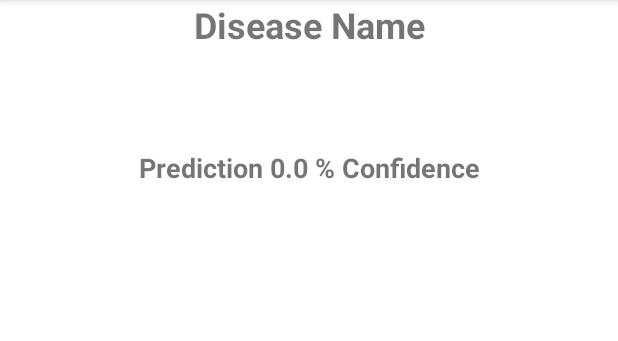
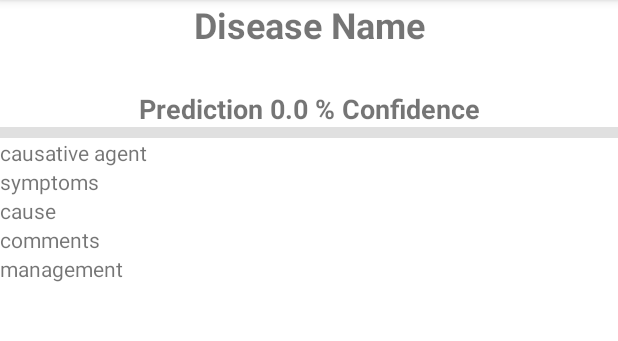
Before and after one commit to lazarusnepal1/AIPPA-ML-Android, an Android app: the screen it shows after launch (DetailsActivity), after a tap on "PREDICT", on a phone screen of 412 x 824 dp, the part 84-425 px from its top. Run offline under Robolectric (Android 15) with nearby library versions, the phone set to English and light mode, and no system bars; libraries missing offline, so code that uses them is left out: org.tensorflow.lite; 5 statements that could not run were skipped.

Commit message:
basic modification with design aspect

```diff
--- a/app/src/main/assets/disease_description.json
+++ b/app/src/main/assets/disease_description.json
@@ -1,3 +1,5 @@
+{
+  "disease": [
     {
       "Apple___Apple_scab": {
         "name": "Apple___Apple_scab",
@@ -150,3 +152,5 @@
         "name": "Corn_(maize)___healthy"
       }
     }
+  ]
+}
--- a/app/src/main/java/com/lazarus/aippa_theplantdoctorbeta/DetailsActivity.kt
+++ b/app/src/main/java/com/lazarus/aippa_theplantdoctorbeta/DetailsActivity.kt
@@ -7,10 +7,11 @@ import kotlinx.android.synthetic.main.activity_details.*
 
 class DetailsActivity : AppCompatActivity() {
 
+    private val jsonFileName = "disease_description.json"
     private var title = "df"
     private var diseaseName = "df"
     private var predictionConfidence = "10 %"
-//    private val pictureCapture =
+//    private var pictureCapture = byteArrayOf()
 
     override fun onCreate(savedInstanceState: Bundle?) {
         super.onCreate(savedInstanceState)
@@ -20,10 +21,12 @@ class DetailsActivity : AppCompatActivity() {
         title = bundle?.getString("titleN", "Title") ?: ""
         diseaseName = bundle?.getString("diseaseName", "Disease Name") ?: ""
         predictionConfidence = bundle?.getString("prediction_confidence", "Prediction Confidence") ?: ""
+//        pictureCapture = bundle?.getByteArray("pictureCapture")!!
 
         Log.d("(Activity Details :: predicted Result)", "\n Name: $diseaseName \n Confidence: $predictionConfidence")
 //        diseaseNameTV.text = diseaseName
         diseaseNameTV.text = diseaseName
         predictConfidenceTV.text = predictionConfidence
+//        imgCaptureIV.setImageBitmap(pictureCapture)
     }
 }
--- a/app/src/main/res/layout/activity_details.xml
+++ b/app/src/main/res/layout/activity_details.xml
@@ -1,5 +1,6 @@
 <?xml version="1.0" encoding="utf-8"?>
 <androidx.constraintlayout.widget.ConstraintLayout xmlns:android="http://schemas.android.com/apk/res/android"
+    xmlns:app="http://schemas.android.com/apk/res-auto"
     xmlns:tools="http://schemas.android.com/tools"
     android:id="@+id/relativeLayout"
     android:layout_width="match_parent"
@@ -21,8 +22,8 @@
             <TextView
                 android:id="@+id/diseaseNameTV"
                 android:layout_width="match_parent"
-                android:layout_height="99dp"
-                android:text="TextView"
+                android:layout_height="60dp"
+                android:text="@string/disease_name"
                 android:textAlignment="center"
                 android:textSize="24sp"
                 android:textStyle="bold" />
@@ -31,10 +32,46 @@
                 android:id="@+id/predictConfidenceTV"
                 android:layout_width="match_parent"
                 android:layout_height="wrap_content"
-                android:text="TextView"
+                android:text="@string/prediction_conf"
                 android:textAlignment="center"
                 android:textSize="18sp"
                 android:textStyle="bold" />
+
+            <View
+                android:id="@+id/divider"
+                android:layout_width="match_parent"
+                android:layout_height="7dp"
+                android:background="?android:attr/listDivider" />
+
+            <TextView
+                android:id="@+id/causative_agentTV"
+                android:layout_width="match_parent"
+                android:layout_height="wrap_content"
+                android:text="causative agent" />
+
+            <TextView
+                android:id="@+id/symptomsTV"
+                android:layout_width="match_parent"
+                android:layout_height="wrap_content"
+                android:text="symptoms" />
+
+            <TextView
+                android:id="@+id/causeTV"
+                android:layout_width="match_parent"
+                android:layout_height="wrap_content"
+                android:text="cause" />
+
+            <TextView
+                android:id="@+id/commentsTV"
+                android:layout_width="match_parent"
+                android:layout_height="wrap_content"
+                android:text="comments" />
+
+            <TextView
+                android:id="@+id/managementTV"
+                android:layout_width="match_parent"
+                android:layout_height="wrap_content"
+                android:text="management" />
 
         </LinearLayout>
     </ScrollView>
--- a/app/src/main/res/values/strings.xml
+++ b/app/src/main/res/values/strings.xml
@@ -9,4 +9,6 @@
     <string name="title_pop">Popup title</string>
     <string name="text_pop">Popup Text</string>
     <string name="know_more">Know More</string>
+    <string name="disease_name">Disease Name</string>
+    <string name="prediction_conf">Prediction Confidence %</string>
 </resources>
```
Also changed, not shown: app/src/main/java/com/lazarus/aippa_theplantdoctorbeta/MainActivity.kt (+8 -2 lines). Lines whose indentation alone changed are shown as unchanged.
